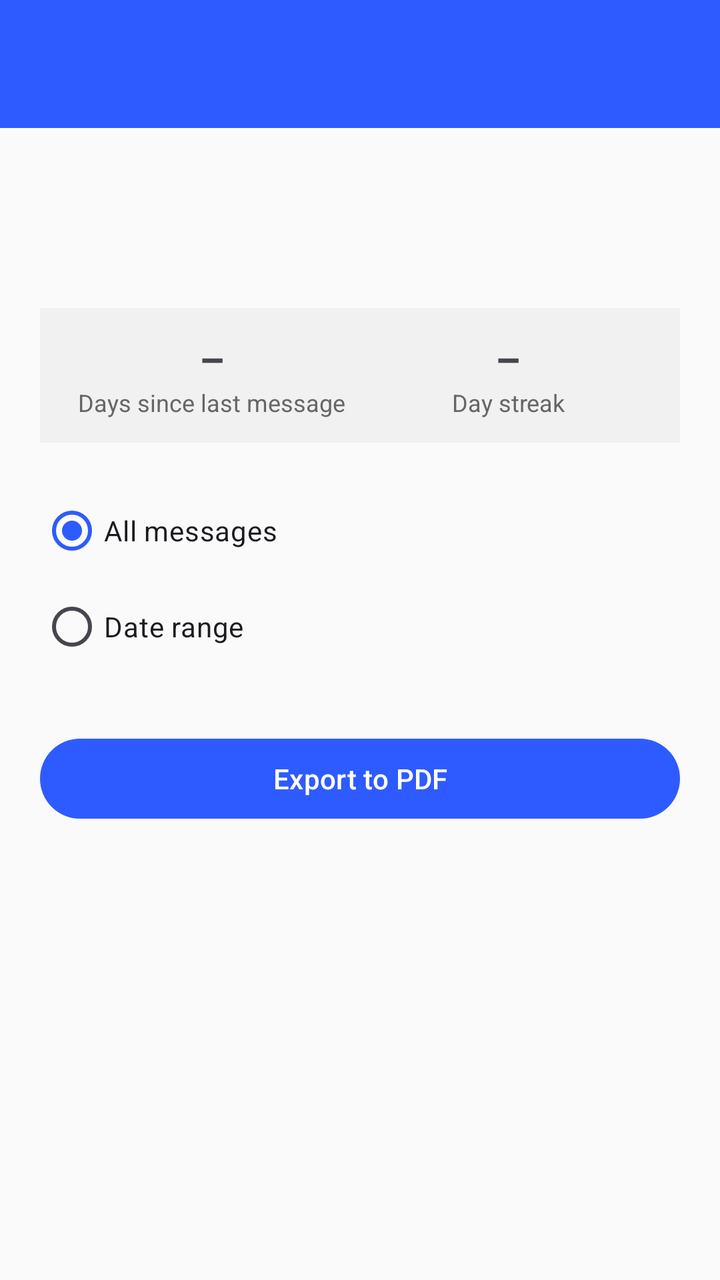
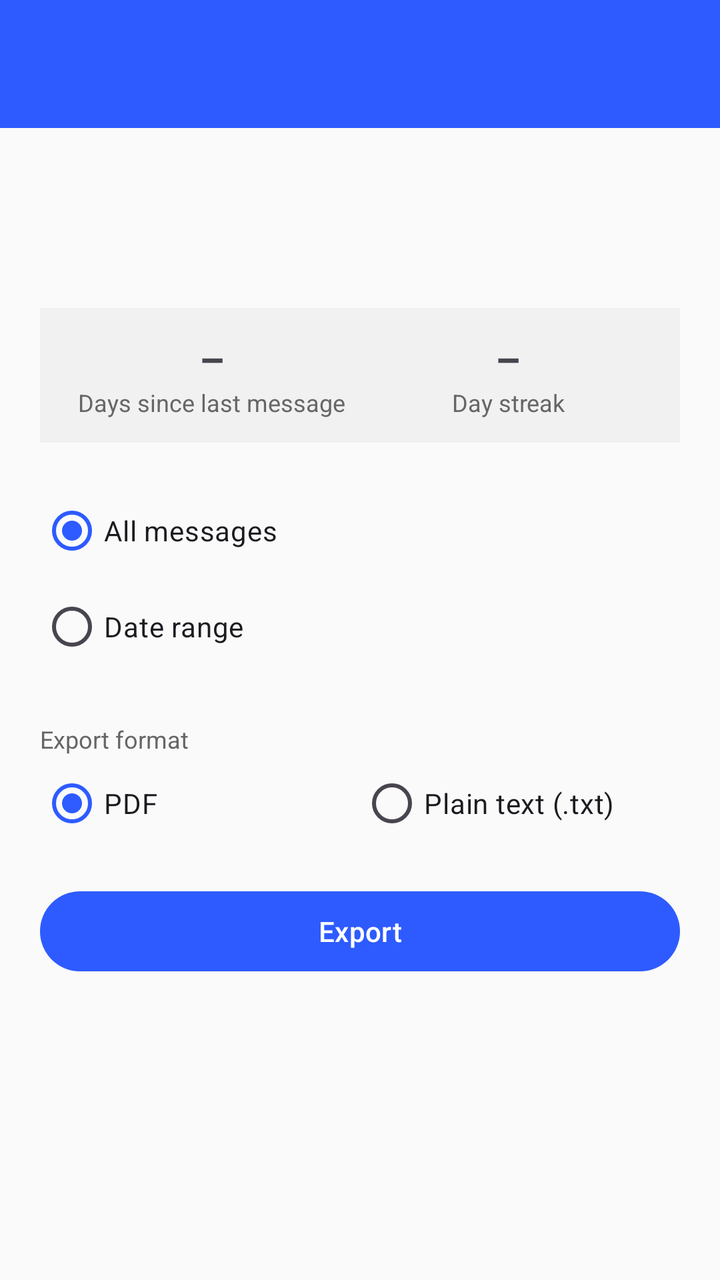

Before-and-after screenshots of an Android layout around one commit, followed by the original layout XML and the change that was made.
<!-- AndroidManifest.xml: application theme Theme.SmsPdfExporter -->
<!-- res/layout/activity_conversation_detail.xml -->
<?xml version="1.0" encoding="utf-8"?>
<LinearLayout xmlns:android="http://schemas.android.com/apk/res/android"
    android:layout_width="match_parent"
    android:layout_height="match_parent"
    android:orientation="vertical">

    <com.google.android.material.appbar.MaterialToolbar
        android:id="@+id/toolbar"
        android:layout_width="match_parent"
        android:layout_height="?attr/actionBarSize"
        android:background="@color/brand_primary"
        android:titleTextColor="@android:color/white" />

    <ScrollView
        android:layout_width="match_parent"
        android:layout_height="0dp"
        android:layout_weight="1">

        <LinearLayout
            android:layout_width="match_parent"
            android:layout_height="wrap_content"
            android:orientation="vertical"
            android:padding="20dp">

            <TextView
                android:id="@+id/conversationTitle"
                android:layout_width="match_parent"
                android:layout_height="wrap_content"
                android:textSize="20sp"
                android:textStyle="bold" />

            <TextView
                android:id="@+id/conversationSubtitle"
                android:layout_width="match_parent"
                android:layout_height="wrap_content"
                android:textColor="#666666"
                android:layout_marginTop="4dp"
                android:layout_marginBottom="20dp" />

            <LinearLayout
                android:id="@+id/statsRow"
                android:layout_width="match_parent"
                android:layout_height="wrap_content"
                android:orientation="horizontal"
                android:background="#F1F1F1"
                android:padding="12dp"
                android:layout_marginBottom="20dp">

                <LinearLayout
                    android:layout_width="0dp"
                    android:layout_height="wrap_content"
                    android:layout_weight="1"
                    android:orientation="vertical"
                    android:gravity="center">

                    <TextView
                        android:id="@+id/daysSinceLastMessageValue"
                        android:layout_width="wrap_content"
                        android:layout_height="wrap_content"
                        android:text="@string/placeholder_dash"
                        android:textSize="20sp"
                        android:textStyle="bold" />

                    <TextView
                        android:layout_width="wrap_content"
                        android:layout_height="wrap_content"
                        android:text="@string/days_since_last_message"
                        android:textSize="12sp"
                        android:textColor="#666666"
                        android:textAlignment="center" />
                </LinearLayout>

                <LinearLayout
                    android:layout_width="0dp"
                    android:layout_height="wrap_content"
                    android:layout_weight="1"
                    android:orientation="vertical"
                    android:gravity="center">

                    <TextView
                        android:id="@+id/streakValue"
                        android:layout_width="wrap_content"
                        android:layout_height="wrap_content"
                        android:text="@string/placeholder_dash"
                        android:textSize="20sp"
                        android:textStyle="bold" />

                    <TextView
                        android:layout_width="wrap_content"
                        android:layout_height="wrap_content"
                        android:text="@string/day_streak"
                        android:textSize="12sp"
                        android:textColor="#666666"
                        android:textAlignment="center" />
                </LinearLayout>

            </LinearLayout>

            <RadioGroup
                android:id="@+id/rangeGroup"
                android:layout_width="match_parent"
                android:layout_height="wrap_content">

                <RadioButton
                    android:id="@+id/allMessagesRadio"
                    android:layout_width="match_parent"
                    android:layout_height="wrap_content"
                    android:text="@string/all_messages"
                    android:checked="true" />

                <RadioButton
                    android:id="@+id/dateRangeRadio"
                    android:layout_width="match_parent"
                    android:layout_height="wrap_content"
                    android:text="@string/date_range" />
            </RadioGroup>

            <LinearLayout
                android:id="@+id/dateRangeGroup"
                android:layout_width="match_parent"
                android:layout_height="wrap_content"
                android:orientation="horizontal"
                android:layout_marginTop="12dp"
                android:enabled="false"
                android:visibility="gone">

                <Button
                    android:id="@+id/fromDateButton"
                    android:layout_width="0dp"
                    android:layout_height="wrap_content"
                    android:layout_weight="1"
                    android:layout_marginEnd="8dp"
                    android:text="@string/from_date" />

                <Button
                    android:id="@+id/toDateButton"
                    android:layout_width="0dp"
                    android:layout_height="wrap_content"
                    android:layout_weight="1"
                    android:text="@string/to_date" />
            </LinearLayout>

            <Button
                android:id="@+id/exportButton"
                android:layout_width="match_parent"
                android:layout_height="wrap_content"
                android:layout_marginTop="28dp"
                android:text="@string/export_to_pdf" />

            <ProgressBar
                android:id="@+id/exportProgress"
                android:layout_width="wrap_content"
                android:layout_height="wrap_content"
                android:layout_gravity="center"
                android:layout_marginTop="20dp"
                android:visibility="gone" />

            <TextView
                android:id="@+id/resultText"
                android:layout_width="match_parent"
                android:layout_height="wrap_content"
                android:layout_marginTop="20dp"
                android:textAlignment="center"
                android:visibility="gone" />

            <LinearLayout
                android:id="@+id/resultActions"
                android:layout_width="match_parent"
                android:layout_height="wrap_content"
                android:orientation="horizontal"
                android:layout_marginTop="12dp"
                android:visibility="gone">

                <Button
                    android:id="@+id/openPdfButton"
                    style="@style/Widget.Material3.Button.OutlinedButton"
                    android:layout_width="0dp"
                    android:layout_height="wrap_content"
                    android:layout_weight="1"
                    android:layout_marginEnd="8dp"
                    android:text="@string/open_pdf" />

                <Button
                    android:id="@+id/sharePdfButton"
                    style="@style/Widget.Material3.Button.OutlinedButton"
                    android:layout_width="0dp"
                    android:layout_height="wrap_content"
                    android:layout_weight="1"
                    android:text="@string/share_pdf" />
            </LinearLayout>

        </LinearLayout>
    </ScrollView>

</LinearLayout>
<!-- resources referenced by this layout -->
<resources>
  <color name="brand_primary">#2E5BFF</color>
  <string name="all_messages">All messages</string>
  <string name="date_range">Date range</string>
  <string name="day_streak">Day streak</string>
  <string name="days_since_last_message">Days since last message</string>
  <string name="export_to_pdf">Export to PDF</string>
  <string name="from_date">From</string>
  <string name="open_pdf">Open</string>
  <string name="placeholder_dash">–</string>
  <string name="share_pdf">Share</string>
  <string name="to_date">To</string>
  <style name="Theme.SmsPdfExporter" parent="Theme.Material3.DayNight.NoActionBar">
          <item name="colorPrimary">@color/brand_primary</item>
          <item name="colorPrimaryDark">@color/brand_primary_dark</item>
          <item name="android:windowBackground">@color/background</item>
      </style>
  <color name="brand_primary_dark">#1E3FCC</color>
  <color name="background">#FAFAFA</color>
</resources>

<!-- the commit's change to res/layout/activity_conversation_detail.xml (unified diff, before → after) -->
@@ -140,12 +140,42 @@
                     android:text="@string/to_date" />
             </LinearLayout>
 
+            <TextView
+                android:layout_width="match_parent"
+                android:layout_height="wrap_content"
+                android:layout_marginTop="24dp"
+                android:text="@string/export_format"
+                android:textColor="#666666"
+                android:textSize="12sp" />
+
+            <RadioGroup
+                android:id="@+id/formatGroup"
+                android:layout_width="match_parent"
+                android:layout_height="wrap_content"
+                android:orientation="horizontal">
+
+                <RadioButton
+                    android:id="@+id/pdfFormatRadio"
+                    android:layout_width="0dp"
+                    android:layout_height="wrap_content"
+                    android:layout_weight="1"
+                    android:text="@string/format_pdf"
+                    android:checked="true" />
+
+                <RadioButton
+                    android:id="@+id/textFormatRadio"
+                    android:layout_width="0dp"
+                    android:layout_height="wrap_content"
+                    android:layout_weight="1"
+                    android:text="@string/format_text" />
+            </RadioGroup>
+
             <Button
                 android:id="@+id/exportButton"
                 android:layout_width="match_parent"
                 android:layout_height="wrap_content"
-                android:layout_marginTop="28dp"
-                android:text="@string/export_to_pdf" />
+                android:layout_marginTop="16dp"
+                android:text="@string/export_button" />
 
             <ProgressBar
                 android:id="@+id/exportProgress"
<!-- resource entries referenced after the edit -->
@@ -5,7 +5,10 @@
   <string name="date_range">Date range</string>
   <string name="day_streak">Day streak</string>
   <string name="days_since_last_message">Days since last message</string>
-  <string name="export_to_pdf">Export to PDF</string>
+  <string name="export_button">Export</string>
+  <string name="export_format">Export format</string>
+  <string name="format_pdf">PDF</string>
+  <string name="format_text">Plain text (.txt)</string>
   <string name="from_date">From</string>
   <string name="open_pdf">Open</string>
   <string name="placeholder_dash">–</string>
